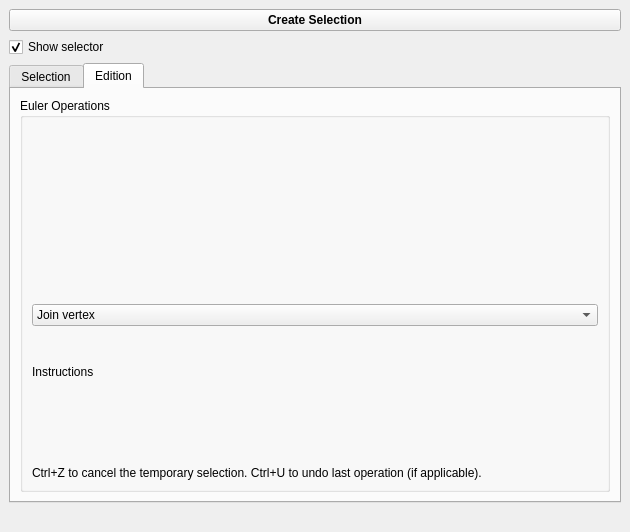
First picture: the form in Lab/demo/Lab/Plugins/PMP/Selection_widget.ui, repository CGAL/cgal, before the edit.
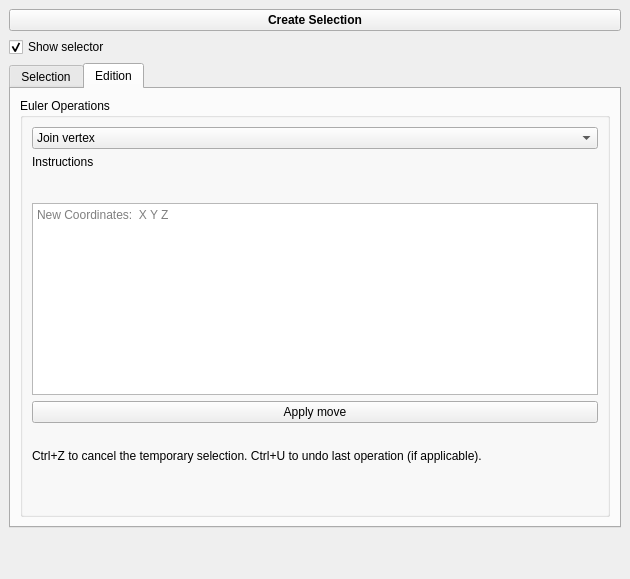
Second picture: the form after the edit.

Commit message: Make it possible to enter target coordinates in Selection item's "Move Point"

The edit to the form file:
```diff
--- a/Lab/demo/Lab/Plugins/PMP/Selection_widget.ui
+++ b/Lab/demo/Lab/Plugins/PMP/Selection_widget.ui
@@ -7,7 +7,7 @@
     <x>0</x>
     <y>0</y>
     <width>630</width>
-    <height>532</height>
+    <height>579</height>
    </rect>
   </property>
   <property name="windowTitle">
@@ -572,20 +572,7 @@
           </property>
           <layout class="QVBoxLayout" name="verticalLayout_8">
            <item>
-            <spacer name="verticalSpacer_9">
-             <property name="orientation">
-              <enum>Qt::Vertical</enum>
-             </property>
-             <property name="sizeHint" stdset="0">
-              <size>
-               <width>20</width>
-               <height>40</height>
-              </size>
-             </property>
-            </spacer>
-           </item>
-           <item>
-            <layout class="QVBoxLayout" name="verticalLayout_9" stretch="0,1,0,0">
+            <layout class="QVBoxLayout" name="verticalLayout_9" stretch="0,1,0,0,0">
              <item>
               <widget class="QComboBox" name="editionBox">
                <item>
@@ -664,6 +651,29 @@
                </property>
               </widget>
              </item>
+             <item>
+              <widget class="QTextEdit" name="movePointCoordinates_textEdit">
+               <property name="enabled">
+                <bool>true</bool>
+               </property>
+               <property name="sizePolicy">
+                <sizepolicy hsizetype="MinimumExpanding" vsizetype="MinimumExpanding">
+                 <horstretch>0</horstretch>
+                 <verstretch>0</verstretch>
+                </sizepolicy>
+               </property>
+               <property name="placeholderText">
+                <string>New Coordinates:  X Y Z</string>
+               </property>
+              </widget>
+             </item>
+             <item>
+              <widget class="QPushButton" name="movePoint_pushButton">
+               <property name="text">
+                <string>Apply move</string>
+               </property>
+              </widget>
+             </item>
              <item>
               <widget class="QLabel" name="docImage_Label">
                <property name="text">
@@ -671,15 +681,28 @@
                </property>
               </widget>
              </item>
-             <item>
-              <widget class="QLabel" name="label_4">
-               <property name="text">
-                <string>Ctrl+Z to cancel the temporary selection. Ctrl+U to undo last operation (if applicable).</string>
-               </property>
-              </widget>
-             </item>
             </layout>
            </item>
+           <item>
+            <widget class="QLabel" name="label_4">
+             <property name="text">
+              <string>Ctrl+Z to cancel the temporary selection. Ctrl+U to undo last operation (if applicable).</string>
+             </property>
+            </widget>
+           </item>
+           <item>
+            <spacer name="verticalSpacer_9">
+             <property name="orientation">
+              <enum>Qt::Orientation::Vertical</enum>
+             </property>
+             <property name="sizeHint" stdset="0">
+              <size>
+               <width>20</width>
+               <height>40</height>
+              </size>
+             </property>
+            </spacer>
+           </item>
           </layout>
          </widget>
         </item>
```
Left out of the diff: 20 changed lines with no effect on the pictures. The commit also changes 7 other files.
